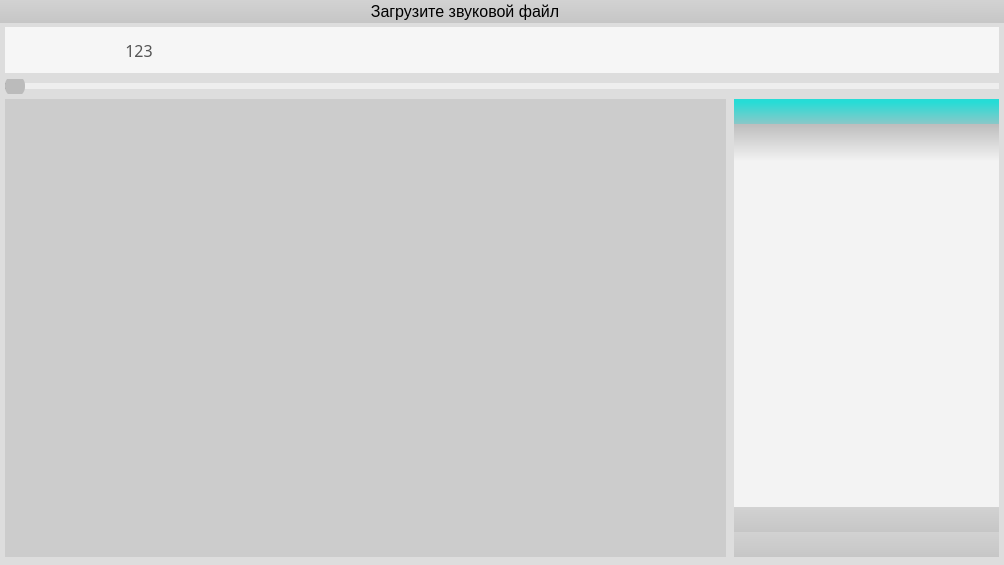
First picture: the form in gui_beat.ui, repository art1415926535/Audio-processing, before the edit.
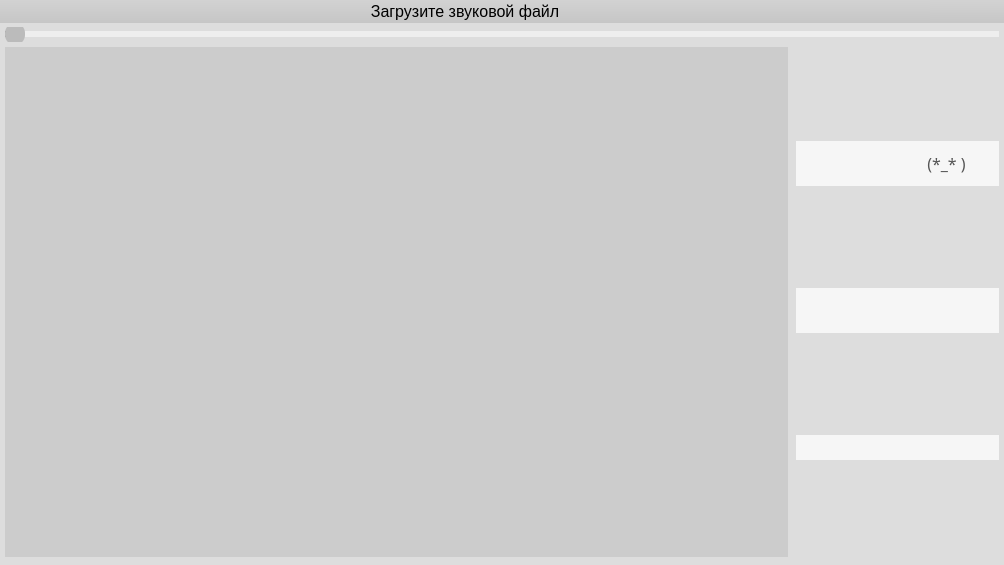
Second picture: the form after the edit. Icons and pictures are not drawn.

Commit message: Обновлено

Patch:
```diff
--- a/gui_beat.ui
+++ b/gui_beat.ui
@@ -196,337 +196,6 @@
      <property name="bottomMargin">
       <number>5</number>
      </property>
-     <item>
-      <layout class="QHBoxLayout" name="horizontalLayout_2">
-       <property name="spacing">
-        <number>0</number>
-       </property>
-       <property name="sizeConstraint">
-        <enum>QLayout::SetMaximumSize</enum>
-       </property>
-       <item>
-        <widget class="QWidget" name="horizontalWidget_3" native="true">
-         <property name="styleSheet">
-          <string notr="true">QWidget{
-background: #f6f6f6;
-}
-
-QPushButton:hover{
-	background: rgba(255,255,255,255)
-}</string>
-         </property>
-         <layout class="QHBoxLayout" name="horizontalLayout_3">
-          <property name="margin">
-           <number>0</number>
-          </property>
-          <item>
-           <widget class="QPushButton" name="play_pause_button">
-            <property name="enabled">
-             <bool>false</bool>
-            </property>
-            <property name="sizePolicy">
-             <sizepolicy hsizetype="Minimum" vsizetype="Minimum">
-              <horstretch>0</horstretch>
-              <verstretch>0</verstretch>
-             </sizepolicy>
-            </property>
-            <property name="minimumSize">
-             <size>
-              <width>46</width>
-              <height>0</height>
-             </size>
-            </property>
-            <property name="font">
-             <font>
-              <family>RobotoDraft,Helvetica Neue,Helvetica,Arial</family>
-             </font>
-            </property>
-            <property name="autoFillBackground">
-             <bool>false</bool>
-            </property>
-            <property name="styleSheet">
-             <string notr="true">/*
-border: none;
-width: 100px;
-height: 25px;
-background-color: rgb(210, 210, 210);
-*/
-
-
-border: none;</string>
-            </property>
-            <property name="text">
-             <string/>
-            </property>
-            <property name="icon">
-             <iconset resource="ico/material.qrc">
-              <normaloff>:/color/ic_play_circle_fill_color_48dp.png</normaloff>:/color/ic_play_circle_fill_color_48dp.png</iconset>
-            </property>
-            <property name="iconSize">
-             <size>
-              <width>30</width>
-              <height>30</height>
-             </size>
-            </property>
-            <property name="autoRepeat">
-             <bool>false</bool>
-            </property>
-           </widget>
-          </item>
-          <item>
-           <widget class="QPushButton" name="open_file_button">
-            <property name="sizePolicy">
-             <sizepolicy hsizetype="Preferred" vsizetype="Minimum">
-              <horstretch>0</horstretch>
-              <verstretch>0</verstretch>
-             </sizepolicy>
-            </property>
-            <property name="minimumSize">
-             <size>
-              <width>46</width>
-              <height>30</height>
-             </size>
-            </property>
-            <property name="font">
-             <font>
-              <family>RobotoDraft,Helvetica Neue,Helvetica,Arial</family>
-             </font>
-            </property>
-            <property name="styleSheet">
-             <string notr="true">color: #555;
-border: none;</string>
-            </property>
-            <property name="text">
-             <string/>
-            </property>
-            <property name="icon">
-             <iconset resource="ico/material.qrc">
-              <normaloff>:/folder_open_grey/ic_folder_open_grey600_48dp.png</normaloff>:/folder_open_grey/ic_folder_open_grey600_48dp.png</iconset>
-            </property>
-            <property name="iconSize">
-             <size>
-              <width>30</width>
-              <height>30</height>
-             </size>
-            </property>
-           </widget>
-          </item>
-          <item>
-           <widget class="QPushButton" name="time_of_track_label">
-            <property name="sizePolicy">
-             <sizepolicy hsizetype="Preferred" vsizetype="Minimum">
-              <horstretch>0</horstretch>
-              <verstretch>0</verstretch>
-             </sizepolicy>
-            </property>
-            <property name="minimumSize">
-             <size>
-              <width>80</width>
-              <height>0</height>
-             </size>
-            </property>
-            <property name="font">
-             <font>
-              <family>RobotoDraft,Helvetica Neue,Helvetica,Arial</family>
-              <pointsize>12</pointsize>
-             </font>
-            </property>
-            <property name="styleSheet">
-             <string notr="true">
-QPushButton{
-  color: #555;
-  height: 26px;
-  width: 60px;
-  border: none;
-  padding-left: -20px;
-}
-
-QPushButton:hover{
-  background: rgba(255,255,255,0)
-}</string>
-            </property>
-            <property name="text">
-             <string>123</string>
-            </property>
-            <property name="icon">
-             <iconset resource="ico/material.qrc">
-              <normaloff>:/time/ic_access_time_gray_48dp.png</normaloff>:/time/ic_access_time_gray_48dp.png</iconset>
-            </property>
-            <property name="iconSize">
-             <size>
-              <width>30</width>
-              <height>30</height>
-             </size>
-            </property>
-           </widget>
-          </item>
-         </layout>
-        </widget>
-       </item>
-       <item>
-        <widget class="QWidget" name="horizontalWidget_3" native="true">
-         <property name="sizePolicy">
-          <sizepolicy hsizetype="Preferred" vsizetype="Preferred">
-           <horstretch>0</horstretch>
-           <verstretch>0</verstretch>
-          </sizepolicy>
-         </property>
-         <property name="styleSheet">
-          <string notr="true">QWidget{
-background: #f6f6f6;
-}
-QLabel{
-font-size: 15px;
-color: rgb(131, 131, 131);
-border: none;
-
-}
-QLabel:hover{
-color: rgb(101, 101, 101);
-}</string>
-         </property>
-         <layout class="QHBoxLayout" name="horizontalLayout_5">
-          <property name="rightMargin">
-           <number>25</number>
-          </property>
-          <item>
-           <spacer name="verticalSpacer">
-            <property name="orientation">
-             <enum>Qt::Vertical</enum>
-            </property>
-            <property name="sizeType">
-             <enum>QSizePolicy::Fixed</enum>
-            </property>
-            <property name="sizeHint" stdset="0">
-             <size>
-              <width>10</width>
-              <height>28</height>
-             </size>
-            </property>
-           </spacer>
-          </item>
-          <item>
-           <spacer name="horizontalSpacer_2">
-            <property name="orientation">
-             <enum>Qt::Horizontal</enum>
-            </property>
-            <property name="sizeHint" stdset="0">
-             <size>
-              <width>10</width>
-              <height>20</height>
-             </size>
-            </property>
-           </spacer>
-          </item>
-          <item>
-           <layout class="QHBoxLayout" name="labels_layout">
-            <property name="spacing">
-             <number>10</number>
-            </property>
-            <property name="sizeConstraint">
-             <enum>QLayout::SetMaximumSize</enum>
-            </property>
-           </layout>
-          </item>
-         </layout>
-        </widget>
-       </item>
-       <item>
-        <widget class="QWidget" name="horizontalWidget_3" native="true">
-         <property name="styleSheet">
-          <string notr="true">QWidget{
-background: #f6f6f6;
-}
-
-QPushButton:hover{
-	background: rgba(255,255,255,255)
-}</string>
-         </property>
-         <layout class="QHBoxLayout" name="horizontalLayout_4">
-          <property name="spacing">
-           <number>6</number>
-          </property>
-          <property name="margin">
-           <number>0</number>
-          </property>
-          <item>
-           <widget class="QPushButton" name="add_label_button">
-            <property name="sizePolicy">
-             <sizepolicy hsizetype="Fixed" vsizetype="Minimum">
-              <horstretch>0</horstretch>
-              <verstretch>0</verstretch>
-             </sizepolicy>
-            </property>
-            <property name="minimumSize">
-             <size>
-              <width>46</width>
-              <height>0</height>
-             </size>
-            </property>
-            <property name="styleSheet">
-             <string notr="true">color: #555;
-height: 26px;
-border: none;</string>
-            </property>
-            <property name="text">
-             <string/>
-            </property>
-            <property name="icon">
-             <iconset resource="ico/material.qrc">
-              <normaloff>:/color/ic_note_add_color_48dp.png</normaloff>:/color/ic_note_add_color_48dp.png</iconset>
-            </property>
-            <property name="iconSize">
-             <size>
-              <width>30</width>
-              <height>30</height>
-             </size>
-            </property>
-           </widget>
-          </item>
-          <item>
-           <widget class="QPushButton" name="del_label_button">
-            <property name="sizePolicy">
-             <sizepolicy hsizetype="Fixed" vsizetype="Minimum">
-              <horstretch>0</horstretch>
-              <verstretch>0</verstretch>
-             </sizepolicy>
-            </property>
-            <property name="minimumSize">
-             <size>
-              <width>46</width>
-              <height>0</height>
-             </size>
-            </property>
-            <property name="styleSheet">
-             <string notr="true">QPushButton{
-  color: #555 ;
-  height: 26px;
-  border: none;
-}
-QPushButton:hover{
-Url: url(:/color/ic_delete_color_48dp_hover.png);
-}</string>
-            </property>
-            <property name="text">
-             <string/>
-            </property>
-            <property name="icon">
-             <iconset resource="ico/material.qrc">
-              <normaloff>:/color/ic_delete_color_48dp.png</normaloff>:/color/ic_delete_color_48dp.png</iconset>
-            </property>
-            <property name="iconSize">
-             <size>
-              <width>30</width>
-              <height>30</height>
-             </size>
-            </property>
-           </widget>
-          </item>
-         </layout>
-        </widget>
-       </item>
-      </layout>
-     </item>
      <item>
       <widget class="QSlider" name="track_slider">
        <property name="styleSheet">
@@ -584,7 +253,7 @@
     </layout>
    </item>
    <item>
-    <layout class="QHBoxLayout" name="center" stretch="0,2">
+    <layout class="QHBoxLayout" name="center" stretch="8,2">
      <property name="spacing">
       <number>8</number>
      </property>
@@ -682,8 +351,8 @@
          <rect>
           <x>0</x>
           <y>0</y>
-          <width>60</width>
-          <height>448</height>
+          <width>775</width>
+          <height>502</height>
          </rect>
         </property>
         <layout class="QVBoxLayout" name="verticalLayout_2">
@@ -700,6 +369,19 @@
            </property>
           </layout>
          </item>
+         <item>
+          <spacer name="verticalSpacer_2">
+           <property name="orientation">
+            <enum>Qt::Vertical</enum>
+           </property>
+           <property name="sizeHint" stdset="0">
+            <size>
+             <width>20</width>
+             <height>40</height>
+            </size>
+           </property>
+          </spacer>
+         </item>
         </layout>
        </widget>
       </widget>
@@ -707,329 +389,430 @@
      <item>
       <layout class="QVBoxLayout" name="editors">
        <property name="spacing">
-        <number>25</number>
+        <number>8</number>
        </property>
        <property name="bottomMargin">
         <number>0</number>
        </property>
        <item>
-        <widget class="QToolBox" name="toolBox">
+        <widget class="QWidget" name="horizontalWidget_3" native="true">
          <property name="sizePolicy">
-          <sizepolicy hsizetype="Fixed" vsizetype="Minimum">
+          <sizepolicy hsizetype="Preferred" vsizetype="Maximum">
            <horstretch>0</horstretch>
            <verstretch>0</verstretch>
           </sizepolicy>
          </property>
-         <property name="minimumSize">
-          <size>
-           <width>265</width>
-           <height>0</height>
-          </size>
-         </property>
-         <property name="maximumSize">
-          <size>
-           <width>265</width>
-           <height>16777215</height>
-          </size>
-         </property>
-         <property name="cursor">
-          <cursorShape>PointingHandCursor</cursorShape>
-         </property>
          <property name="styleSheet">
-          <string notr="true">QAbstractButton{
-color: #555;
-height: 26px;
-width: 60px;
-background-color: #ddd;
+          <string notr="true">QWidget{
+background: #f6f6f6;
+}
+
+QPushButton:hover{
+	background: rgba(255,255,255,255)
+}</string>
+         </property>
+         <layout class="QHBoxLayout" name="horizontalLayout_3">
+          <property name="margin">
+           <number>0</number>
+          </property>
+          <item>
+           <widget class="QPushButton" name="play_pause_button">
+            <property name="enabled">
+             <bool>false</bool>
+            </property>
+            <property name="sizePolicy">
+             <sizepolicy hsizetype="Minimum" vsizetype="Minimum">
+              <horstretch>0</horstretch>
+              <verstretch>0</verstretch>
+             </sizepolicy>
+            </property>
+            <property name="minimumSize">
+             <size>
+              <width>46</width>
+              <height>0</height>
+             </size>
+            </property>
+            <property name="font">
+             <font>
+              <family>RobotoDraft,Helvetica Neue,Helvetica,Arial</family>
+             </font>
+            </property>
+            <property name="autoFillBackground">
+             <bool>false</bool>
+            </property>
+            <property name="styleSheet">
+             <string notr="true">/*
 border: none;
+width: 100px;
+height: 25px;
+background-color: rgb(210, 210, 210);
+*/
 
+
+border: none;</string>
+            </property>
+            <property name="text">
+             <string/>
+            </property>
+            <property name="icon">
+             <iconset resource="ico/material.qrc">
+              <normaloff>:/color/ic_play_circle_fill_color_48dp.png</normaloff>:/color/ic_play_circle_fill_color_48dp.png</iconset>
+            </property>
+            <property name="iconSize">
+             <size>
+              <width>30</width>
+              <height>30</height>
+             </size>
+            </property>
+            <property name="autoRepeat">
+             <bool>false</bool>
+            </property>
+           </widget>
+          </item>
+          <item>
+           <widget class="QPushButton" name="open_file_button">
+            <property name="sizePolicy">
+             <sizepolicy hsizetype="Preferred" vsizetype="Minimum">
+              <horstretch>0</horstretch>
+              <verstretch>0</verstretch>
+             </sizepolicy>
+            </property>
+            <property name="minimumSize">
+             <size>
+              <width>46</width>
+              <height>30</height>
+             </size>
+            </property>
+            <property name="font">
+             <font>
+              <family>RobotoDraft,Helvetica Neue,Helvetica,Arial</family>
+             </font>
+            </property>
+            <property name="styleSheet">
+             <string notr="true">color: #555;
+border: none;</string>
+            </property>
+            <property name="text">
+             <string/>
+            </property>
+            <property name="icon">
+             <iconset resource="ico/material.qrc">
+              <normaloff>:/folder_open_grey/ic_folder_open_grey600_48dp.png</normaloff>:/folder_open_grey/ic_folder_open_grey600_48dp.png</iconset>
+            </property>
+            <property name="iconSize">
+             <size>
+              <width>30</width>
+              <height>30</height>
+             </size>
+            </property>
+           </widget>
+          </item>
+          <item>
+           <widget class="QPushButton" name="time_of_track_label">
+            <property name="sizePolicy">
+             <sizepolicy hsizetype="Minimum" vsizetype="Minimum">
+              <horstretch>0</horstretch>
+              <verstretch>0</verstretch>
+             </sizepolicy>
+            </property>
+            <property name="minimumSize">
+             <size>
+              <width>85</width>
+              <height>0</height>
+             </size>
+            </property>
+            <property name="font">
+             <font>
+              <family>RobotoDraft,Helvetica Neue,Helvetica,Arial</family>
+              <pointsize>12</pointsize>
+             </font>
+            </property>
+            <property name="styleSheet">
+             <string notr="true">
+QPushButton{
+  color: #555;
+  height: 26px;
+  width: 60px;
+  border: none;
+  padding-left: -20px;
 }
- QToolBox::tab {
-  background-color: qlineargradient(spread:reflect, x1:1, y1:0, x2:1, y2:1, stop:0 rgba(210, 210, 210, 255), stop:1 rgba(198, 198, 198, 255))
- }
 
- QToolBox::tab:selected { /* italicize selected tabs */
-	background-color:  qlineargradient(spread:reflect, x1:1, y1:0, x2:1, y2:1, stop:0.125 rgba(38, 220, 214, 255), stop:1 rgba(138, 200, 200, 255))
+QPushButton:hover{
+  background: rgba(255,255,255,0)
 }</string>
+            </property>
+            <property name="text">
+             <string>(*_* )</string>
+            </property>
+            <property name="icon">
+             <iconset resource="ico/material.qrc">
+              <normaloff>:/time/ic_access_time_gray_48dp.png</normaloff>:/time/ic_access_time_gray_48dp.png</iconset>
+            </property>
+            <property name="iconSize">
+             <size>
+              <width>30</width>
+              <height>30</height>
+             </size>
+            </property>
+           </widget>
+          </item>
+          <item>
+           <spacer name="verticalSpacer">
+            <property name="orientation">
+             <enum>Qt::Vertical</enum>
+            </property>
+            <property name="sizeType">
+             <enum>QSizePolicy::Fixed</enum>
+            </property>
+            <property name="sizeHint" stdset="0">
+             <size>
+              <width>0</width>
+              <height>45</height>
+             </size>
+            </property>
+           </spacer>
+          </item>
+         </layout>
+        </widget>
+       </item>
+       <item>
+        <widget class="QWidget" name="horizontalWidget_3" native="true">
+         <property name="sizePolicy">
+          <sizepolicy hsizetype="Preferred" vsizetype="Maximum">
+           <horstretch>0</horstretch>
+           <verstretch>0</verstretch>
+          </sizepolicy>
          </property>
-         <property name="frameShape">
-          <enum>QFrame::NoFrame</enum>
+         <property name="styleSheet">
+          <string notr="true">QWidget{
+background: #f6f6f6;
+}
+
+QPushButton:hover{
+	background: rgba(255,255,255,255)
+}</string>
          </property>
-         <property name="frameShadow">
-          <enum>QFrame::Plain</enum>
-         </property>
-         <property name="lineWidth">
-          <number>0</number>
-         </property>
-         <property name="currentIndex">
-          <number>0</number>
-         </property>
-         <property name="tabSpacing">
-          <number>0</number>
-         </property>
-         <widget class="QWidget" name="page_5">
-          <property name="geometry">
-           <rect>
-            <x>0</x>
-            <y>0</y>
-            <width>265</width>
-            <height>374</height>
-           </rect>
+         <layout class="QHBoxLayout" name="horizontalLayout_4">
+          <property name="spacing">
+           <number>6</number>
           </property>
-          <attribute name="icon">
-           <iconset resource="ico/material.qrc">
-            <normaloff>:/numbers/ic_filter_1_grey600_48dp.png</normaloff>:/numbers/ic_filter_1_grey600_48dp.png</iconset>
-          </attribute>
-          <attribute name="label">
-           <string/>
-          </attribute>
-          <layout class="QVBoxLayout" name="verticalLayout_11">
-           <property name="spacing">
-            <number>0</number>
+          <property name="margin">
+           <number>0</number>
+          </property>
+          <item>
+           <widget class="QPushButton" name="new_code_button">
+            <property name="sizePolicy">
+             <sizepolicy hsizetype="Preferred" vsizetype="Minimum">
+              <horstretch>0</horstretch>
+              <verstretch>0</verstretch>
+             </sizepolicy>
+            </property>
+            <property name="minimumSize">
+             <size>
+              <width>46</width>
+              <height>0</height>
+             </size>
+            </property>
+            <property name="styleSheet">
+             <string notr="true">color: #555;
+height: 26px;
+border: none;</string>
+            </property>
+            <property name="text">
+             <string/>
+            </property>
+            <property name="icon">
+             <iconset resource="ico/material.qrc">
+              <normaloff>:/color/ic_note_add_color_48dp.png</normaloff>:/color/ic_note_add_color_48dp.png</iconset>
+            </property>
+            <property name="iconSize">
+             <size>
+              <width>30</width>
+              <height>30</height>
+             </size>
+            </property>
+           </widget>
+          </item>
+          <item>
+           <widget class="QPushButton" name="open_code_button">
+            <property name="sizePolicy">
+             <sizepolicy hsizetype="Preferred" vsizetype="Minimum">
+              <horstretch>0</horstretch>
+              <verstretch>0</verstretch>
+             </sizepolicy>
+            </property>
+            <property name="minimumSize">
+             <size>
+              <width>46</width>
+              <height>0</height>
+             </size>
+            </property>
+            <property name="styleSheet">
+             <string notr="true">QPushButton{
+  color: #555 ;
+  height: 26px;
+  border: none;
+}</string>
+            </property>
+            <property name="text">
+             <string/>
+            </property>
+            <property name="icon">
+             <iconset resource="ico/material.qrc">
+              <normaloff>:/open/ic_folder_grey600_48dp.png</normaloff>:/open/ic_folder_grey600_48dp.png</iconset>
+            </property>
+            <property name="iconSize">
+             <size>
+              <width>30</width>
+              <height>30</height>
+             </size>
+            </property>
+           </widget>
+          </item>
+          <item>
+           <widget class="QPushButton" name="save_code_button">
+            <property name="sizePolicy">
+             <sizepolicy hsizetype="Preferred" vsizetype="Minimum">
+              <horstretch>0</horstretch>
+              <verstretch>0</verstretch>
+             </sizepolicy>
+            </property>
+            <property name="minimumSize">
+             <size>
+              <width>46</width>
+              <height>0</height>
+             </size>
+            </property>
+            <property name="styleSheet">
+             <string notr="true">color: #555;
+height: 26px;
+border: none;
+</string>
+            </property>
+            <property name="text">
+             <string/>
+            </property>
+            <property name="icon">
+             <iconset resource="ico/material.qrc">
+              <normaloff>:/save/ic_save_grey600_48dp.png</normaloff>:/save/ic_save_grey600_48dp.png</iconset>
+            </property>
+            <property name="iconSize">
+             <size>
+              <width>30</width>
+              <height>30</height>
+             </size>
+            </property>
+           </widget>
+          </item>
+          <item>
+           <widget class="QPushButton" name="del_code_button">
+            <property name="sizePolicy">
+             <sizepolicy hsizetype="Preferred" vsizetype="Minimum">
+              <horstretch>0</horstretch>
+              <verstretch>0</verstretch>
+             </sizepolicy>
+            </property>
+            <property name="minimumSize">
+             <size>
+              <width>46</width>
+              <height>0</height>
+             </size>
+            </property>
+            <property name="styleSheet">
+             <string notr="true">QPushButton{
+  color: #555 ;
+  height: 26px;
+  border: none;
+}
+QPushButton:hover{
+Url: url(:/color/ic_delete_color_48dp_hover.png);
+}</string>
+            </property>
+            <property name="text">
+             <string/>
+            </property>
+            <property name="icon">
+             <iconset resource="ico/material.qrc">
+              <normaloff>:/color/ic_delete_color_48dp.png</normaloff>:/color/ic_delete_color_48dp.png</iconset>
+            </property>
+            <property name="iconSize">
+             <size>
+              <width>30</width>
+              <height>30</height>
+             </size>
+            </property>
+           </widget>
+          </item>
+          <item>
+           <spacer name="verticalSpacer_3">
+            <property name="orientation">
+             <enum>Qt::Vertical</enum>
+            </property>
+            <property name="sizeType">
+             <enum>QSizePolicy::Fixed</enum>
+            </property>
+            <property name="sizeHint" stdset="0">
+             <size>
+              <width>1</width>
+              <height>45</height>
+             </size>
+            </property>
+           </spacer>
+          </item>
+         </layout>
+        </widget>
+       </item>
+       <item>
+        <layout class="QVBoxLayout" name="layout_for_QCodeEdit">
+         <property name="sizeConstraint">
+          <enum>QLayout::SetMinimumSize</enum>
+         </property>
+         <item>
+          <widget class="QComboBox" name="choice_algorithm_box">
+           <property name="font">
+            <font>
+             <family>RobotoDraft,Helvetica Neue,Helvetica,Arial</family>
+             <pointsize>13</pointsize>
+             <weight>50</weight>
+             <bold>false</bold>
+             <stylestrategy>PreferAntialias</stylestrategy>
+            </font>
            </property>
-           <property name="margin">
-            <number>0</number>
-           </property>
-           <item>
-            <widget class="QPlainTextEdit" name="text_program_0">
-             <property name="sizePolicy">
-              <sizepolicy hsizetype="Minimum" vsizetype="Minimum">
-               <horstretch>0</horstretch>
-               <verstretch>0</verstretch>
-              </sizepolicy>
-             </property>
-             <property name="font">
-              <font>
-               <family>Consolas</family>
-               <pointsize>11</pointsize>
-              </font>
-             </property>
-             <property name="styleSheet">
-              <string notr="true">    QScrollBar:vertical {
-        border: none;
-        background: #eee;
-        width: 12px;
-    }
-    QScrollBar::handle:vertical {
-        background: #e0e0e0;
-        min-height: 20px;
-    }
+           <property name="styleSheet">
+            <string notr="true">QComboBox
+{
+	background: #f6f6f6;
+    border: none;
+	color: #333;
+    height: 25px;
+}
 
-    QScrollBar:horizontal {
-        border: none;
-        background: #eee;
-        height: 12px;
-    }
-    QScrollBar::handle:horizontal {
-        background: #e0e0e0;
-        min-width: 20px;
-    }
+QComboBox QListView::item:selected
+{
+    border-style: none;
+    background-color: #ccc;
+}
 
-QPlainTextEdit{
-  font-family:'Consolas';
-  color: #333;
-	background-color: qlineargradient(spread:reflect, x1:0, y1:0.642, x2:0, y2:0, stop:0.847458 rgba(243, 243, 243, 255), stop:1 rgba(189, 189, 189, 255));
-  /*border-top: 2px solid rgb(180, 180, 180);*/
-  }</string>
-             </property>
-             <property name="frameShape">
-              <enum>QFrame::NoFrame</enum>
-             </property>
-             <property name="frameShadow">
-              <enum>QFrame::Plain</enum>
-             </property>
-             <property name="lineWidth">
-              <number>0</number>
-             </property>
-             <property name="verticalScrollBarPolicy">
-              <enum>Qt::ScrollBarAsNeeded</enum>
-             </property>
-             <property name="horizontalScrollBarPolicy">
-              <enum>Qt::ScrollBarAsNeeded</enum>
-             </property>
-             <property name="lineWrapMode">
-              <enum>QPlainTextEdit::NoWrap</enum>
-             </property>
-             <property name="plainText">
-              <string/>
-             </property>
-            </widget>
-           </item>
-          </layout>
-         </widget>
-         <widget class="QWidget" name="page_7">
-          <property name="geometry">
-           <rect>
-            <x>0</x>
-            <y>0</y>
-            <width>265</width>
-            <height>374</height>
-           </rect>
-          </property>
-          <attribute name="icon">
-           <iconset resource="ico/material.qrc">
-            <normaloff>:/numbers/ic_filter_2_grey600_48dp.png</normaloff>:/numbers/ic_filter_2_grey600_48dp.png</iconset>
-          </attribute>
-          <attribute name="label">
-           <string/>
-          </attribute>
-          <layout class="QVBoxLayout" name="verticalLayout_13">
-           <property name="spacing">
-            <number>0</number>
+QComboBox::drop-down
+{
+    width: 20px;
+    border-style: none;
+    height: 25px;
+}
+</string>
            </property>
            <property name="margin">
             <number>0</number>
            </property>
-           <item>
-            <widget class="QPlainTextEdit" name="text_program_1">
-             <property name="font">
-              <font>
-               <family>Consolas</family>
-               <pointsize>11</pointsize>
-              </font>
-             </property>
-             <property name="styleSheet">
-              <string notr="true">    QScrollBar:vertical {
-        border: none;
-        background: #eee;
-        width: 12px;
-    }
-    QScrollBar::handle:vertical {
-        background: #e0e0e0;
-        min-height: 20px;
-    }
-
-    QScrollBar:horizontal {
-        border: none;
-        background: #eee;
-        height: 12px;
-    }
-    QScrollBar::handle:horizontal {
-        background: #e0e0e0;
-        min-width: 20px;
-    }
-
-QPlainTextEdit{
-  font-family:'Consolas';
-  color: #333;
-	background-color: qlineargradient(spread:reflect, x1:0, y1:0.642, x2:0, y2:0, stop:0.847458 rgba(243, 243, 243, 255), stop:1 rgba(200, 200, 200, 255));
-  }</string>
-             </property>
-             <property name="frameShape">
-              <enum>QFrame::NoFrame</enum>
-             </property>
-             <property name="frameShadow">
-              <enum>QFrame::Plain</enum>
-             </property>
-             <property name="lineWidth">
-              <number>0</number>
-             </property>
-             <property name="verticalScrollBarPolicy">
-              <enum>Qt::ScrollBarAsNeeded</enum>
-             </property>
-             <property name="horizontalScrollBarPolicy">
-              <enum>Qt::ScrollBarAsNeeded</enum>
-             </property>
-             <property name="lineWrapMode">
-              <enum>QPlainTextEdit::NoWrap</enum>
-             </property>
-             <property name="plainText">
-              <string/>
-             </property>
-            </widget>
-           </item>
-          </layout>
-         </widget>
-         <widget class="QWidget" name="page_6">
-          <property name="geometry">
-           <rect>
-            <x>0</x>
-            <y>0</y>
-            <width>265</width>
-            <height>374</height>
-           </rect>
-          </property>
-          <attribute name="icon">
-           <iconset resource="ico/material.qrc">
-            <normaloff>:/numbers/ic_filter_3_grey600_48dp.png</normaloff>:/numbers/ic_filter_3_grey600_48dp.png</iconset>
-          </attribute>
-          <attribute name="label">
-           <string/>
-          </attribute>
-          <layout class="QVBoxLayout" name="verticalLayout_12">
-           <property name="spacing">
+           <property name="minimumContentsLength">
             <number>0</number>
            </property>
            <property name="margin">
             <number>0</number>
            </property>
-           <item>
-            <widget class="QPlainTextEdit" name="text_program_2">
-             <property name="sizePolicy">
-              <sizepolicy hsizetype="Minimum" vsizetype="Minimum">
-               <horstretch>0</horstretch>
-               <verstretch>0</verstretch>
-              </sizepolicy>
-             </property>
-             <property name="font">
-              <font>
-               <family>Consolas</family>
-               <pointsize>11</pointsize>
-              </font>
-             </property>
-             <property name="styleSheet">
-              <string notr="true">    QScrollBar:vertical {
-        border: none;
-        background: #ddd;
-        width: 12px;
-    }
-    QScrollBar::handle:vertical {
-        background: #ccc;
-        min-height: 20px;
-    }
-
-    QScrollBar:horizontal {
-        border: none;
-        background: #ddd;
-        height: 12px;
-    }
-    QScrollBar::handle:horizontal {
-        background: #ccc;
-        min-width: 20px;
-    }
-
-QPlainTextEdit{
-  font-family:'Consolas';
-  color: #333;
-	background-color: qlineargradient(spread:reflect, x1:0, y1:0.642, x2:0, y2:0, stop:0.847458 rgba(243, 243, 243, 255), stop:1 rgba(189, 189, 189, 255));
-  }</string>
-             </property>
-             <property name="frameShape">
-              <enum>QFrame::NoFrame</enum>
-             </property>
-             <property name="frameShadow">
-              <enum>QFrame::Plain</enum>
-             </property>
-             <property name="lineWidth">
-              <number>0</number>
-             </property>
-             <property name="verticalScrollBarPolicy">
-              <enum>Qt::ScrollBarAsNeeded</enum>
-             </property>
-             <property name="horizontalScrollBarPolicy">
-              <enum>Qt::ScrollBarAsNeeded</enum>
-             </property>
-             <property name="lineWrapMode">
-              <enum>QPlainTextEdit::NoWrap</enum>
-             </property>
-             <property name="plainText">
-              <string/>
-             </property>
-            </widget>
-           </item>
-          </layout>
-         </widget>
-        </widget>
+          </widget>
+         </item>
+        </layout>
        </item>
       </layout>
      </item>
```
Left out of the diff: 12 changed lines with no effect on the pictures.
